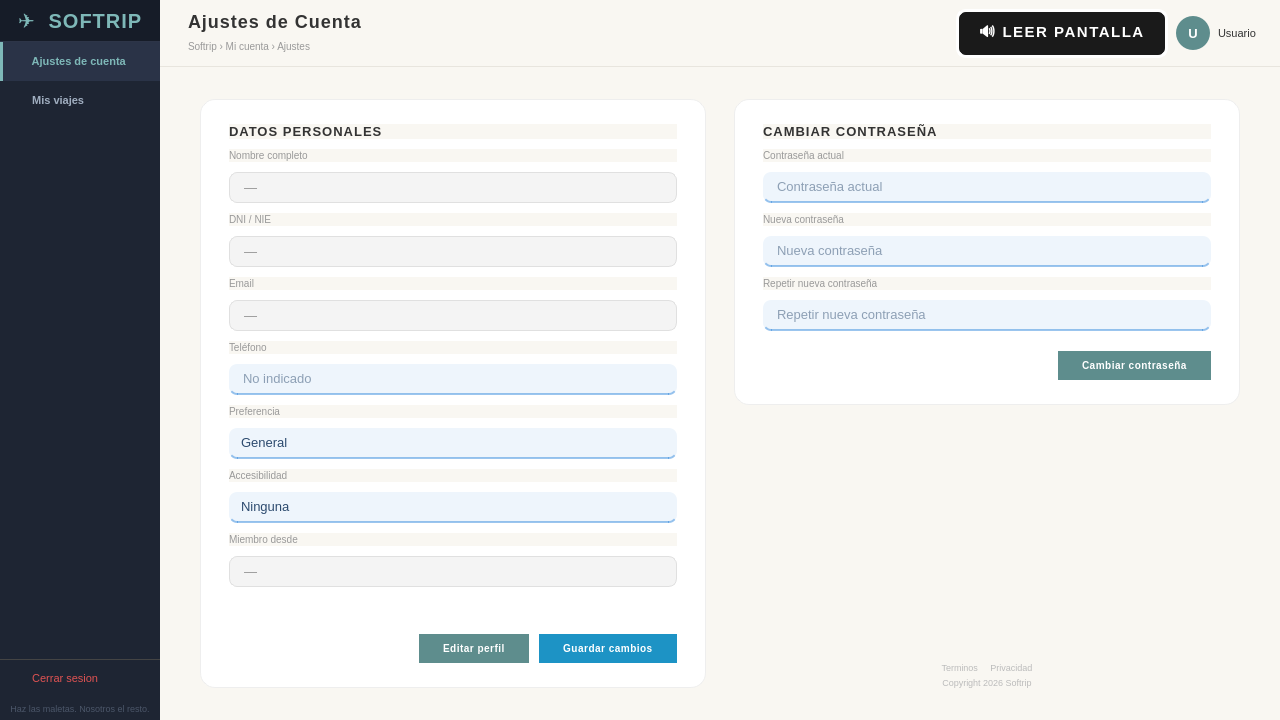
The window that src/vista/ui/vistaAjustesCuenta.ui (laraanton/InSo) describes before a commit, drawn with Qt 5.
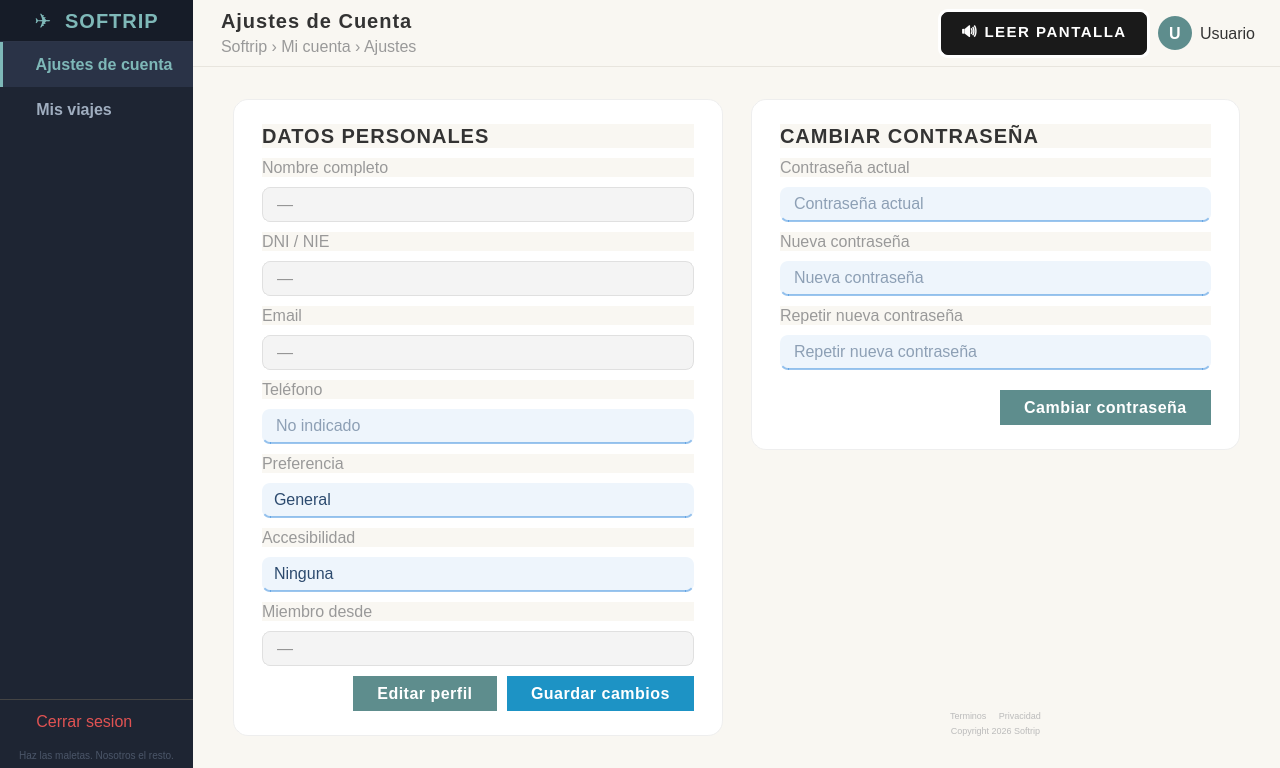
The same window after the commit.

```diff
--- a/src/vista/ui/vistaAjustesCuenta.ui
+++ b/src/vista/ui/vistaAjustesCuenta.ui
@@ -22,7 +22,7 @@
 QPushButton#logoBtn:hover { color: #a0d4d4; }
 QPushButton#btnNavAjustes, QPushButton#btnNavViajes {
     background: transparent; border: none; border-left: 3px solid transparent;
-    text-align: left; padding: 13px 20px; font-size: 11px; font-weight: 500; color: #a0aec0;
+    text-align: left; padding: 13px 20px; font-size: 16px; font-weight: 500; color: #a0aec0;
 }
 QPushButton#btnNavAjustes:hover, QPushButton#btnNavViajes:hover {
     background-color: #2a3347; color: #7eb8b8; border-left: 3px solid #7eb8b8;
@@ -33,33 +33,33 @@
 QPushButton#btnLogout {
     background: transparent; border: none; border-top: 1px solid #444444;
     border-left: 3px solid transparent; text-align: left; padding: 12px 20px;
-    font-size: 11px; color: #e05252; margin-top: 4px;
+    font-size: 16px; color: #e05252; margin-top: 4px;
 }
 QPushButton#btnLogout:hover { background-color: #3a2020; color: #ff7070; border-left: 3px solid #ff7070; }
-QLabel#sidebarFooter { font-size: 9px; color: #4a5568; padding: 6px 10px; background-color: transparent; }
+QLabel#sidebarFooter { font-size: 10px; color: #4a5568; padding: 6px 10px; background-color: transparent; }
 QFrame#topbarFrame { background-color: #f9f7f2; border-bottom: 1px solid #e8e5de; }
-QLabel#pageTitle { font-size: 18px; font-weight: bold; color: #333333; letter-spacing: 1px; }
-QLabel#pageBreadcrumb { font-size: 10px; color: #999999; }
+QLabel#pageTitle { font-size: 20px; font-weight: bold; color: #333333; letter-spacing: 1px; }
+QLabel#pageBreadcrumb { font-size: 16px; color: #999999; }
 QLabel#avatarLabel {
-    background-color: #5e8d8d; color: white; font-weight: bold; font-size: 13px;
+    background-color: #5e8d8d; color: white; font-weight: bold; font-size: 16px;
     border-radius: 17px; min-width: 34px; max-width: 34px; min-height: 34px; max-height: 34px;
 }
-QLabel#userNameLabel { font-size: 11px; color: #333333; }
+QLabel#userNameLabel { font-size: 16px; color: #333333; }
 QFrame#cardDatos, QFrame#cardContrasena {
     background-color: #ffffff; border-radius: 15px; border: 1px solid #eeeeee;
 }
 QLabel#seccionTitle {
-    font-size: 13px; font-weight: bold; color: #333333; letter-spacing: 1px;
+    font-size: 20px; font-weight: bold; color: #333333; letter-spacing: 1px;
 }
-QLabel.fieldLabel { font-size: 10px; color: #999999; }
+QLabel.fieldLabel { font-size: 16px; color: #999999; }
 QLineEdit#in_nombre_completo, QLineEdit#in_dni, QLineEdit#in_email,
 QLineEdit#in_telefono, QLineEdit#in_fecha_registro {
-    font-size: 13px; color: #333333;
+    font-size: 16px; color: #333333;
     background-color: #f4f4f4; border: 1px solid #e0e0e0;
     border-radius: 8px; padding: 6px 12px;
 }
 QLineEdit#in_telefono_edit {
-    font-size: 13px; color: #2c4a6e;
+    font-size: 16px; color: #2c4a6e;
     background-color: rgba(230, 241, 251, 0.7);
     border: none; border-bottom: 2px solid rgba(55, 138, 221, 0.5);
     border-radius: 8px; padding: 6px 12px;
@@ -69,7 +69,7 @@
     border-bottom: 2px solid rgb(55, 138, 221);
 }
 QLineEdit#in_pass_actual, QLineEdit#in_pass_nueva, QLineEdit#in_pass_confirmar {
-    font-size: 13px; color: #2c4a6e;
+    font-size: 16px; color: #2c4a6e;
     background-color: rgba(230, 241, 251, 0.7);
     border: none; border-bottom: 2px solid rgba(55, 138, 221, 0.5);
     border-radius: 8px; padding: 6px 12px;
@@ -79,7 +79,7 @@
     border-bottom: 2px solid rgb(55, 138, 221);
 }
 QComboBox#in_preferencia_edit {
-    font-size: 13px; color: #2c4a6e;
+    font-size: 16px; color: #2c4a6e;
     background-color: rgba(230, 241, 251, 0.7);
     border: none; border-bottom: 2px solid rgba(55, 138, 221, 0.5);
     border-radius: 8px; padding: 6px 12px;
@@ -90,7 +90,7 @@
 }
 QComboBox#in_preferencia_edit::drop-down { border: none; padding-right: 10px; }
 QComboBox#in_preferencia_accesibilidad_edit {
-    font-size: 13px; color: #2c4a6e;
+    font-size: 16px; color: #2c4a6e;
     background-color: rgba(230, 241, 251, 0.7);
     border: none; border-bottom: 2px solid rgba(55, 138, 221, 0.5);
     border-radius: 8px; padding: 6px 12px;
@@ -102,19 +102,19 @@
 QComboBox#in_preferencia_accesibilidad_edit::drop-down { border: none; padding-right: 10px; }
 QPushButton#btnEditarPerfil {
     background-color: #5e8d8d; color: white; border: none;
-    border-radius: 20px; padding: 8px 24px; font-size: 10px;
+    border-radius: 20px; padding: 8px 24px; font-size: 16px;
     font-weight: bold; letter-spacing: 0.5px;
 }
 QPushButton#btnEditarPerfil:hover { background-color: #4a7474; }
 QPushButton#btnGuardarPerfil {
     background-color: #1d93c5; color: white; border: none;
-    border-radius: 20px; padding: 8px 24px; font-size: 10px;
+    border-radius: 20px; padding: 8px 24px; font-size: 16px;
     font-weight: bold; letter-spacing: 0.5px;
 }
 QPushButton#btnGuardarPerfil:hover { background-color: #185fa5; }
 QPushButton#btnCambiarPass {
     background-color: #5e8d8d; color: white; border: none;
-    border-radius: 20px; padding: 8px 24px; font-size: 10px;
+    border-radius: 20px; padding: 8px 24px; font-size: 16px;
     font-weight: bold; letter-spacing: 0.5px;
 }
 QPushButton#btnCambiarPass:hover { background-color: #4a7474; }
@@ -281,7 +281,7 @@
             <item>
              <widget class="QLabel">
               <property name="text"><string>Nombre completo</string></property>
-              <property name="styleSheet"><string>font-size: 10px; color: #999999;</string></property>
+              <property name="styleSheet"><string>font-size: 16px; color: #999999;</string></property>
              </widget>
             </item>
             <item>
@@ -294,7 +294,7 @@
             <item>
              <widget class="QLabel">
               <property name="text"><string>DNI / NIE</string></property>
-              <property name="styleSheet"><string>font-size: 10px; color: #999999;</string></property>
+              <property name="styleSheet"><string>font-size: 16px; color: #999999;</string></property>
              </widget>
             </item>
             <item>
@@ -307,7 +307,7 @@
             <item>
              <widget class="QLabel">
               <property name="text"><string>Email</string></property>
-              <property name="styleSheet"><string>font-size: 10px; color: #999999;</string></property>
+              <property name="styleSheet"><string>font-size: 16px; color: #999999;</string></property>
              </widget>
             </item>
             <item>
@@ -320,7 +320,7 @@
             <item>
              <widget class="QLabel">
               <property name="text"><string>Teléfono</string></property>
-              <property name="styleSheet"><string>font-size: 10px; color: #999999;</string></property>
+              <property name="styleSheet"><string>font-size: 16px; color: #999999;</string></property>
              </widget>
             </item>
             <item>
@@ -333,7 +333,7 @@
             <item>
              <widget class="QLabel">
               <property name="text"><string>Preferencia</string></property>
-              <property name="styleSheet"><string>font-size: 10px; color: #999999;</string></property>
+              <property name="styleSheet"><string>font-size: 16px; color: #999999;</string></property>
              </widget>
             </item>
             <item>
@@ -350,7 +350,7 @@
             <item>
              <widget class="QLabel">
               <property name="text"><string>Accesibilidad</string></property>
-              <property name="styleSheet"><string>font-size: 10px; color: #999999;</string></property>
+              <property name="styleSheet"><string>font-size: 16px; color: #999999;</string></property>
              </widget>
             </item>
             <item>
@@ -364,7 +364,7 @@
             <item>
              <widget class="QLabel">
               <property name="text"><string>Miembro desde</string></property>
-              <property name="styleSheet"><string>font-size: 10px; color: #999999;</string></property>
+              <property name="styleSheet"><string>font-size: 16px; color: #999999;</string></property>
              </widget>
             </item>
             <item>
@@ -421,13 +421,13 @@
               <item>
                <widget class="QLabel" name="seccionTitlePass">
                 <property name="text"><string>CAMBIAR CONTRASEÑA</string></property>
-                <property name="styleSheet"><string>font-size: 13px; font-weight: bold; color: #333333; letter-spacing: 1px;</string></property>
+                <property name="styleSheet"><string>font-size: 20px; font-weight: bold; color: #333333; letter-spacing: 1px;</string></property>
                </widget>
               </item>
               <item>
                <widget class="QLabel">
                 <property name="text"><string>Contraseña actual</string></property>
-                <property name="styleSheet"><string>font-size: 10px; color: #999999;</string></property>
+                <property name="styleSheet"><string>font-size: 16px; color: #999999;</string></property>
                </widget>
               </item>
               <item>
@@ -439,7 +439,7 @@
               <item>
                <widget class="QLabel">
                 <property name="text"><string>Nueva contraseña</string></property>
-                <property name="styleSheet"><string>font-size: 10px; color: #999999;</string></property>
+                <property name="styleSheet"><string>font-size: 16px; color: #999999;</string></property>
                </widget>
               </item>
               <item>
@@ -451,7 +451,7 @@
               <item>
                <widget class="QLabel">
                 <property name="text"><string>Repetir nueva contraseña</string></property>
-                <property name="styleSheet"><string>font-size: 10px; color: #999999;</string></property>
+                <property name="styleSheet"><string>font-size: 16px; color: #999999;</string></property>
                </widget>
               </item>
               <item>
```
Left out of the diff: 1 changed line with no effect on the pictures.
